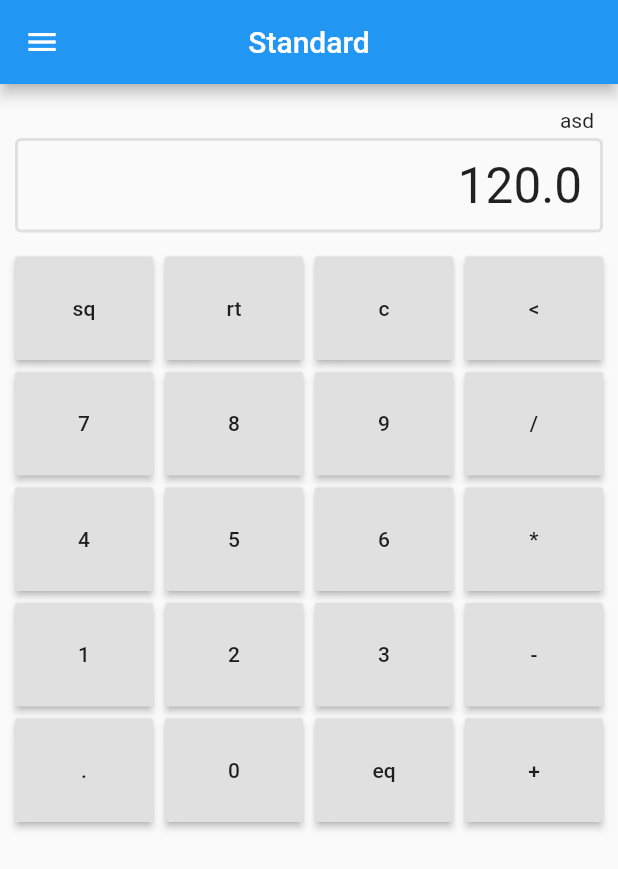
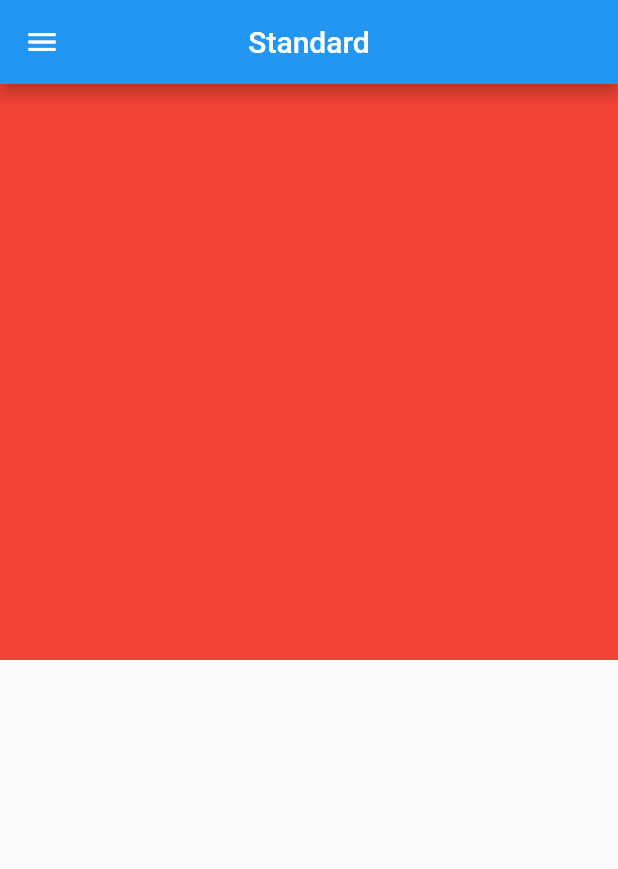
Before and after one commit to yeasin50/Calculator, a Flutter app: the screen it shows after launch, on a phone screen of 412 x 824 dp. Shown: the top 869 px of the screen. Run offline on Flutter 3.47's test engine with Material 2 defaults, Android fonts, the phone set to English and light mode, and no system bars.

Commit message:
responsive UI

```diff
--- a/lib/screens/homePage.dart
+++ b/lib/screens/homePage.dart
@@ -1,20 +1,12 @@
 import 'package:flutter/material.dart';
-import 'package:realTimeCalculator/widgets/gridButton.dart';
-import 'package:realTimeCalculator/widgets/resultBox.dart';
-import 'package:realTimeCalculator/widgets/topHistory.dart';
+import 'package:realTimeCalculator/screens/responsive_builder.dart';
 
 class HomePage extends StatelessWidget {
-  final buttonData = [
-   "sq", "rt","c","<",
-    "7", "8", "9", "/",
-    "4", "5", "6", "*",
-    "1", "2", "3", "-",
-    ".", "0", "eq","+"
-  ];
   final historyText = "asd";
 
   @override
   Widget build(BuildContext context) {
+
     return Scaffold(
       appBar: AppBar(
         actions: [],
@@ -27,37 +19,23 @@ class HomePage extends StatelessWidget {
         ),
         centerTitle: true,
       ),
-      body: Column(
-        children: <Widget>[
-          TopHistory(historyText),
-          ResultBox(),
-          buildGridView(),
-        ],
-      ),
-    );
-  }
+      body: ResponsiveSafeArea(
+        builder: (ctx, size) {
+          return Container(
+            height: size.height / 2,
+            color: Colors.red,
 
-  Expanded buildGridView() {
-    return Expanded(
-      child: Padding(
-        padding: const EdgeInsets.symmetric(
-          horizontal: 10,
-        ),
-        child: GridView.builder(
-          gridDelegate: SliverGridDelegateWithFixedCrossAxisCount(
-            crossAxisCount: 4,
-            childAspectRatio: 4 / 3,
-
-            /// [width]/[height] ratio
-            crossAxisSpacing: 8,
-            mainAxisSpacing: 8,
-          ),
-          itemBuilder: (context, index) {
-            return ButtonGrid(buttonData[index]);
-          },
-          itemCount: 20,
-        ),
+          );
+        },
       ),
     );
   }
 }
+
+//  children: <Widget>[
+//             TopHistory(historyText),
+//             ResultBox(),
+//             SizedBox(
+//               height: 14,
+//             )
+//           ],
--- /dev/null
+++ b/lib/screens/responsive_builder.dart
@@ -0,0 +1,31 @@
+import 'package:flutter/material.dart';
+
+typedef ResponsiveBuilder = Widget Function(
+  BuildContext context,
+  Size size,
+);
+
+class ResponsiveSafeArea extends StatelessWidget {
+
+  const ResponsiveSafeArea({
+    @required ResponsiveBuilder builder,
+    Key key,
+  })  : responsiveBuilder = builder,
+        super(key: key);
+
+  final ResponsiveBuilder responsiveBuilder;
+
+  @override
+  Widget build(BuildContext context) {
+    return SafeArea(
+      child: LayoutBuilder(
+        builder: (context, constraints) {
+          return responsiveBuilder(
+            context,
+            constraints.biggest,
+          );
+        },
+      ),
+    );
+  }
+}
--- a/lib/widgets/gridButton.dart
+++ b/lib/widgets/gridButton.dart
@@ -8,7 +8,8 @@ class ButtonGrid extends StatelessWidget {
 
   @override
   Widget build(BuildContext context) {
-    return GridTile(
+    return Container(
+      margin: EdgeInsets.all(8),
       child: RaisedButton(
         onPressed: () {
           print(text);
```
